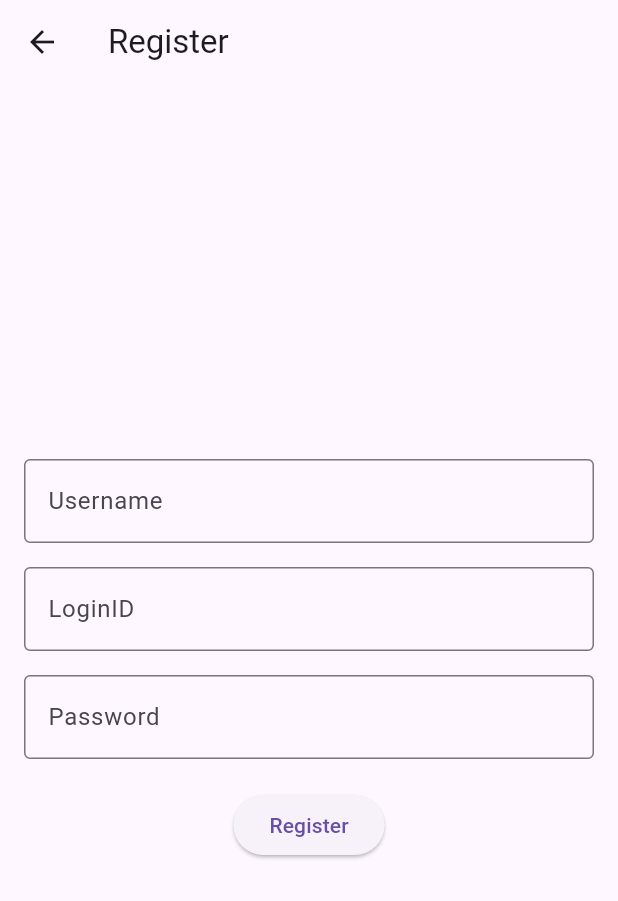
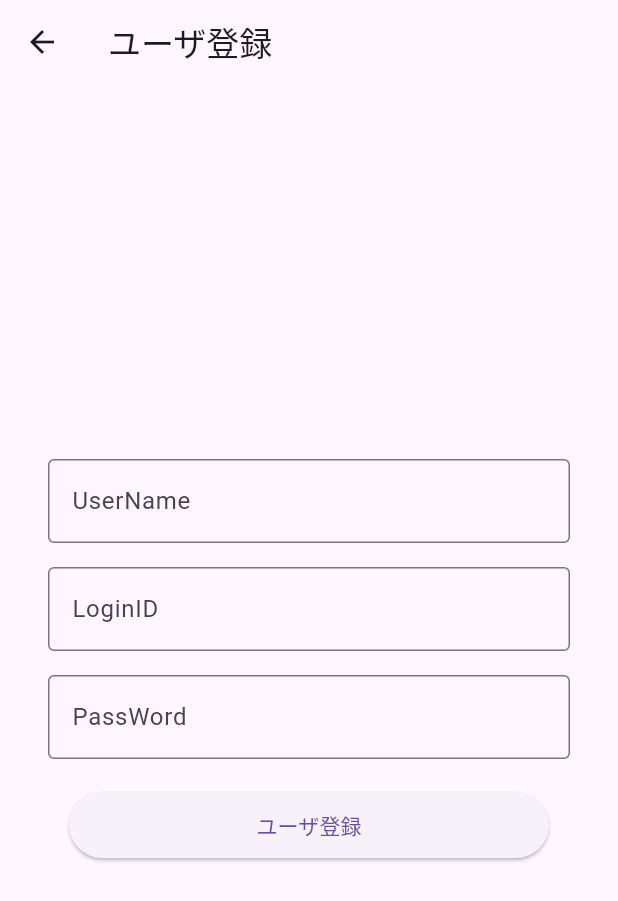
Before and after one commit to HS-KunioOkita/hs-watermelon-parody-game, a Flutter app: the RegistrationPage screen opened directly, on a phone screen of 412 x 824 dp. Shown: the top 901 px of the screen. Run offline on Flutter 3.47's test engine with Material 3 defaults, Android fonts, the phone set to English and light mode, and no system bars; missing offline and left inert: flame.

Commit message:
トップ、ログイン、ユーザ登録、ユーザ登録完了ページを実装

```diff
--- a/lib/view/registration_page.dart
+++ b/lib/view/registration_page.dart
@@ -1,44 +1,120 @@
 import 'package:flutter/material.dart';
+import 'package:hs_watermelon_parody_game/view/registration_complete_page.dart';
 
-class RegistrationPage extends StatelessWidget {
+class RegistrationPage extends StatefulWidget {
+  const RegistrationPage({super.key});
+
+  @override
+  State<RegistrationPage> createState() => _RegistrationPage();
+}
+
+class _RegistrationPage extends State<RegistrationPage> {
+  String userName = "";
+  String loginId = "";
+  String passWord = "";
+
+
   @override
   Widget build(BuildContext context) {
     return Scaffold(
       appBar: AppBar(
-        title: Text('Register'),
+        title: const Text('ユーザ登録'),
       ),
       body: Padding(
-        padding: const EdgeInsets.all(16.0),
+        padding: const EdgeInsets.all(32.0),
         child: Column(
           mainAxisAlignment: MainAxisAlignment.center,
           children: <Widget>[
-            TextField(
-              decoration: InputDecoration(
-                labelText: 'Username',
+            TextFormField(
+              controller: TextEditingController(),
+              onChanged: (value) {
+                userName = value;
+              },
+              onFieldSubmitted: (value) {
+                // TODO:エンターキーを押した時の処理
+              },
+              autovalidateMode: AutovalidateMode.onUserInteraction,
+              validator: (value) {
+                // TODO: バリデーションを実装できる
+                // if(value == null || value.isEmpty) {
+                //   // エラーメッセージ
+                //   return '値を入力してください';
+                // }
+                // return null;
+              },
+              decoration: const InputDecoration(
+                labelText: "UserName",
                 border: OutlineInputBorder(),
+              )
+            ),
+            Container(
+              margin: const EdgeInsets.only(top: 16.0),
+              child: TextFormField(
+                controller: TextEditingController(),
+                  onChanged: (value) {
+                    loginId = value;
+                  },
+                onFieldSubmitted: (value) {
+                  // TODO:エンターキーを押した時の処理
+                },
+                autovalidateMode: AutovalidateMode.onUserInteraction,
+                validator: (value) {
+                  // TODO: バリデーションを実装できる
+                  if(value == null || value.isEmpty) {
+                    // エラーメッセージ
+                    return '値を入力してください';
+                  }
+                  return null;
+                },
+                decoration: const InputDecoration(
+                  labelText: "LoginID",
+                  border: OutlineInputBorder(),
+                )
               ),
             ),
-            SizedBox(height: 16),
-            TextField(
-              decoration: InputDecoration(
-                labelText: 'LoginID',
-                border: OutlineInputBorder(),
+            Container(
+              margin: const EdgeInsets.only(top: 16.0),
+              child: TextFormField(
+                controller: TextEditingController(),
+                  onChanged: (value) {
+                    passWord = value;
+                  },
+                onFieldSubmitted: (value) {
+                  // TODO:エンターキーを押した時の処理
+                },
+                autovalidateMode: AutovalidateMode.onUserInteraction,
+                validator: (value) {
+                  // TODO: バリデーションを実装できる
+                  // if(value == null || value.isEmpty) {
+                  //   // エラーメッセージ
+                  //   return '値を入力してください';
+                  // }
+                  // return null;
+                },
+                decoration: const InputDecoration(
+                  labelText: "PassWord",
+                  border: OutlineInputBorder(),
+                )
               ),
             ),
-            SizedBox(height: 16),
-            TextField(
-              decoration: InputDecoration(
-                labelText: 'Password',
-                border: OutlineInputBorder(),
+            Container(
+              margin: const EdgeInsets.only(top: 20.0),
+              child: ElevatedButton(
+                onPressed: () {
+                  // TODO: ユーザ登録処理を実装する、登録が完了したら完了画面気遷移
+                  Navigator.push(
+                    context,
+                    MaterialPageRoute(
+                      builder: (context) => const RegistrationCompletePage()
+                    )
+                  );
+                },
+                style: ElevatedButton.styleFrom(
+                  // 幅320、高さ44
+                  minimumSize: const Size(320, 44),
+                ),
+                child: const Text('ユーザ登録'),
               ),
-              obscureText: true,
-            ),
-            SizedBox(height: 20),
-            ElevatedButton(
-              onPressed: () {
-                // 新規登録処理をここに記述
-              },
-              child: Text('Register'),
             ),
           ],
         ),
--- a/pubspec.yaml
+++ b/pubspec.yaml
@@ -60,8 +60,8 @@ flutter:
   uses-material-design: true
 
   # To add assets to your application, add an assets section, like this:
-  # assets:
-  #   - images/a_dot_burr.jpeg
+  assets:
+     - images/
   #   - images/a_dot_ham.jpeg
 
   # An image asset can refer to one or more resolution-specific "variants", see
```
Also changed, not shown: lib/view/login_page.dart (+50 -13 lines), lib/view/registration_complete_page.dart (added, +67 -0 lines), lib/view/top_page.dart (+43 -14 lines), images/frame-fruits.jpg (added), pubspec.lock, 1 other file.
